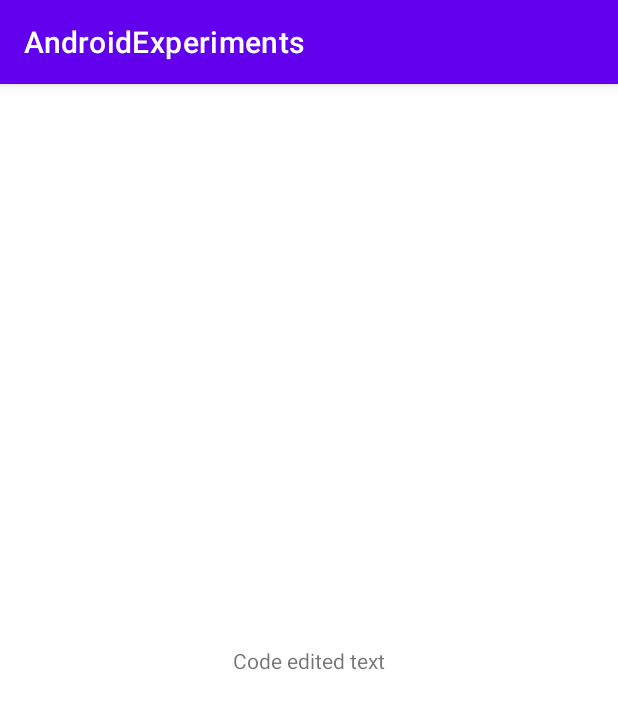
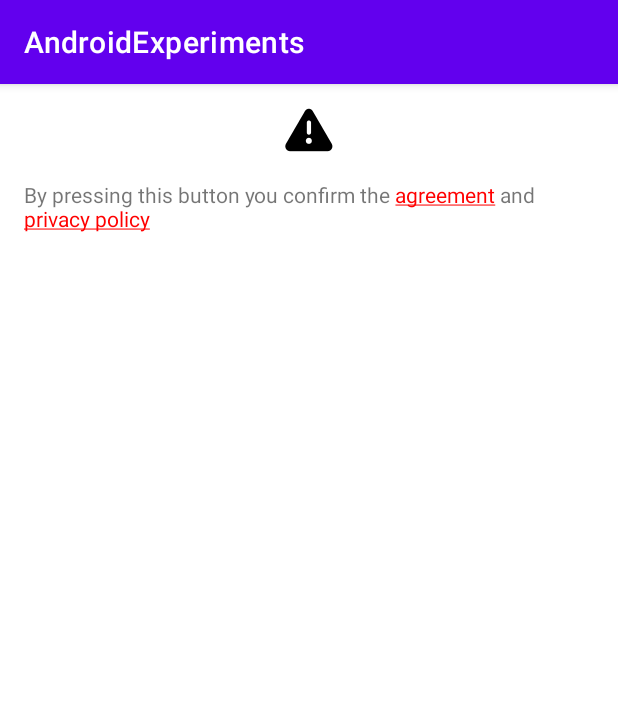
Before and after one commit to novogran/AndroidExperiments, an Android app: the screen it shows after launch (MainActivity), on a phone screen of 412 x 824 dp. Shown: the top 709 px of the screen. Run offline under Robolectric (Android 15) with nearby library versions, the phone set to English and light mode, and no system bars.

Commit message:
Add Private policy text with two clickable spans

```diff
--- a/app/src/main/java/com/example/androidexperiments/MainActivity.kt
+++ b/app/src/main/java/com/example/androidexperiments/MainActivity.kt
@@ -1,22 +1,56 @@
 package com.example.androidexperiments
 
+import android.graphics.Color
 import androidx.appcompat.app.AppCompatActivity
 import android.os.Bundle
+import android.text.SpannableString
+import android.text.Spanned
+import android.text.TextPaint
+import android.text.method.LinkMovementMethod
+import android.text.style.ClickableSpan
+import android.view.View
 import android.widget.TextView
+import com.google.android.material.snackbar.Snackbar
 
 class MainActivity : AppCompatActivity() {
-
-
 
     override fun onCreate(savedInstanceState: Bundle?) {
         super.onCreate(savedInstanceState)
         setContentView(R.layout.activity_main)
 
-        val textView = findViewById<TextView>(R.id.main_activity_text)
-        val newTextViewText = "Code edited text"
+        val agreementTextView = findViewById<TextView>(R.id.agreementTextView)
+        val fullText = getString(R.string.agreement_full_text)
+        val confidential = getString(R.string.confidential_info)
+        val policy = getString(R.string.privacy_policy)
+        val spannableString = SpannableString(fullText)
 
-        textView.text = newTextViewText
+        val confidentialClickable = MyClickableSpan {
+            Snackbar.make(it,"Go to link1", Snackbar.LENGTH_LONG).show()
+        }
+
+        val policyClickable = MyClickableSpan {
+            Snackbar.make(it,"Go to link2", Snackbar.LENGTH_LONG).show()
+        }
+
+        spannableString.setSpan(
+            confidentialClickable,
+            fullText.indexOf(confidential),
+            fullText.indexOf(confidential)+confidential.length,
+            Spanned.SPAN_EXCLUSIVE_EXCLUSIVE
+        )
+
+        spannableString.setSpan(
+            policyClickable,
+            fullText.indexOf(policy),
+            fullText.indexOf(policy)+policy.length,
+            Spanned.SPAN_EXCLUSIVE_EXCLUSIVE
+        )
+
+        agreementTextView.run {
+            text = spannableString
+            movementMethod = LinkMovementMethod.getInstance()
+            highlightColor = Color.TRANSPARENT
+        }
+
     }
-
-
 }
--- /dev/null
+++ b/app/src/main/java/com/example/androidexperiments/MyClickableSpan.kt
@@ -0,0 +1,16 @@
+package com.example.androidexperiments
+
+import android.graphics.Color
+import android.text.TextPaint
+import android.text.style.ClickableSpan
+import android.view.View
+
+class MyClickableSpan(private val lambda: (view: View) -> Unit) : ClickableSpan() {
+    override fun onClick(widget: View) = lambda.invoke(widget)
+
+    override fun updateDrawState(ds: TextPaint) {
+        super.updateDrawState(ds)
+        ds.isUnderlineText = true
+        ds.color = Color.parseColor("#FF0000")
+    }
+}
--- a/app/src/main/res/layout/activity_main.xml
+++ b/app/src/main/res/layout/activity_main.xml
@@ -1,19 +1,12 @@
 <?xml version="1.0" encoding="utf-8"?>
-<androidx.constraintlayout.widget.ConstraintLayout xmlns:android="http://schemas.android.com/apk/res/android"
-    xmlns:app="http://schemas.android.com/apk/res-auto"
-    xmlns:tools="http://schemas.android.com/tools"
-    android:layout_width="match_parent"
-    android:layout_height="match_parent"
-    tools:context=".MainActivity">
-
     <TextView
-        android:id="@+id/main_activity_text"
+    xmlns:android="http://schemas.android.com/apk/res/android"
+        xmlns:app="http://schemas.android.com/apk/res-auto"
+        android:id="@+id/agreementTextView"
         android:layout_width="wrap_content"
         android:layout_height="wrap_content"
-        android:text="@string/app_name"
-        app:layout_constraintBottom_toBottomOf="parent"
-        app:layout_constraintEnd_toEndOf="parent"
-        app:layout_constraintStart_toStartOf="parent"
-        app:layout_constraintTop_toTopOf="parent" />
-
-</androidx.constraintlayout.widget.ConstraintLayout>
+        android:text="@string/agreement_full_text"
+        android:padding="@dimen/padding_small"
+        app:drawableTopCompat="@android:drawable/ic_dialog_alert"
+        app:drawableTint="@color/black"
+        android:drawablePadding="@dimen/padding_small"/>
--- /dev/null
+++ b/app/src/main/res/values/dimens.xml
@@ -0,0 +1,4 @@
+<?xml version="1.0" encoding="utf-8"?>
+<resources>
+    <dimen name="padding_small">16dp</dimen>
+</resources>
--- a/app/src/main/res/values/strings.xml
+++ b/app/src/main/res/values/strings.xml
@@ -1,3 +1,7 @@
 <resources>
     <string name="app_name">AndroidExperiments</string>
+    <string name="agreement_full_text">By pressing this button you confirm the agreement and
+    privacy policy</string>
+    <string name="confidential_info">agreement</string>
+    <string name="privacy_policy">privacy policy</string>
 </resources>
```
Also changed, not shown: 1 other file.
